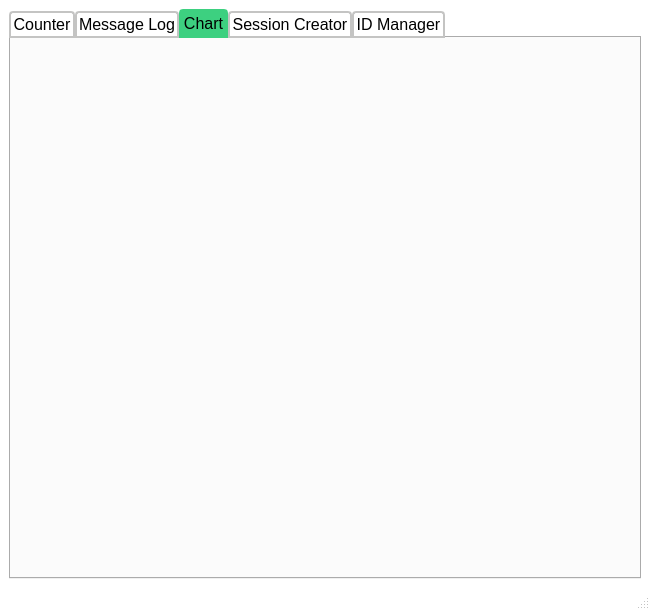
First picture: the form in resource/Design.ui, repository TheRustyPickle/Telecounter, before the edit.
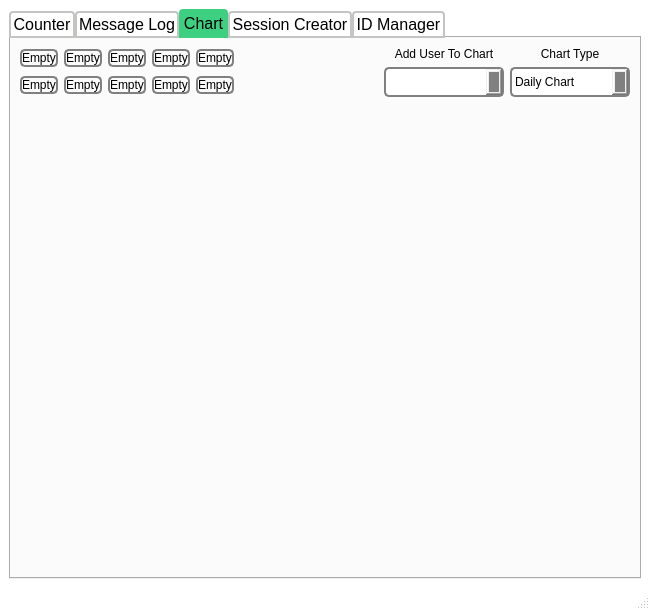
Second picture: the form after the edit. The open tabs and pages were chosen to show the change.

```diff
--- a/resource/Design.ui
+++ b/resource/Design.ui
@@ -41,7 +41,7 @@
 selection-background-color: red;}
 </string>
    </property>
-   <layout class="QHBoxLayout" name="horizontalLayout_2">
+   <layout class="QVBoxLayout" name="verticalLayout_15">
     <item>
      <widget class="QTabWidget" name="tabWidget">
       <property name="maximumSize">
@@ -1299,9 +1299,398 @@
        <attribute name="title">
         <string>Chart</string>
        </attribute>
-       <layout class="QVBoxLayout" name="verticalLayout_11">
+       <layout class="QVBoxLayout" name="verticalLayout_17">
         <item>
-         <layout class="QVBoxLayout" name="verticalLayout_3"/>
+         <layout class="QVBoxLayout" name="verticalLayout_16">
+          <item>
+           <layout class="QHBoxLayout" name="horizontalLayout_23">
+            <item>
+             <layout class="QVBoxLayout" name="verticalLayout_13">
+              <item>
+               <layout class="QHBoxLayout" name="horizontalLayout_10">
+                <item>
+                 <widget class="QPushButton" name="chart_button_1">
+                  <property name="sizePolicy">
+                   <sizepolicy hsizetype="Expanding" vsizetype="Fixed">
+                    <horstretch>0</horstretch>
+                    <verstretch>0</verstretch>
+                   </sizepolicy>
+                  </property>
+                  <property name="font">
+                   <font>
+                    <stylestrategy>PreferDefault</stylestrategy>
+                   </font>
+                  </property>
+                  <property name="styleSheet">
+                   <string notr="true">QPushButton:hover{
+background-color: blue ;
+}
+
+QPushButton:pressed{
+background-color: #3558ff;
+border-style: inset;
+}
+</string>
+                  </property>
+                  <property name="text">
+                   <string>Empty</string>
+                  </property>
+                 </widget>
+                </item>
+                <item>
+                 <widget class="QPushButton" name="chart_button_2">
+                  <property name="sizePolicy">
+                   <sizepolicy hsizetype="Expanding" vsizetype="Fixed">
+                    <horstretch>0</horstretch>
+                    <verstretch>0</verstretch>
+                   </sizepolicy>
+                  </property>
+                  <property name="styleSheet">
+                   <string notr="true">QPushButton:hover{
+background-color: #C70039 ;
+}
+
+QPushButton:pressed{
+background-color: #DE5555;
+border-style: inset;
+}
+</string>
+                  </property>
+                  <property name="text">
+                   <string>Empty</string>
+                  </property>
+                 </widget>
+                </item>
+                <item>
+                 <widget class="QPushButton" name="chart_button_3">
+                  <property name="sizePolicy">
+                   <sizepolicy hsizetype="Expanding" vsizetype="Fixed">
+                    <horstretch>0</horstretch>
+                    <verstretch>0</verstretch>
+                   </sizepolicy>
+                  </property>
+                  <property name="styleSheet">
+                   <string notr="true">QPushButton:hover{
+background-color: #C2DD93 ;
+}
+
+QPushButton:pressed{
+background-color: #DAF7A6;
+border-style: inset;
+}
+</string>
+                  </property>
+                  <property name="text">
+                   <string>Empty</string>
+                  </property>
+                 </widget>
+                </item>
+                <item>
+                 <widget class="QPushButton" name="chart_button_4">
+                  <property name="sizePolicy">
+                   <sizepolicy hsizetype="Expanding" vsizetype="Fixed">
+                    <horstretch>0</horstretch>
+                    <verstretch>0</verstretch>
+                   </sizepolicy>
+                  </property>
+                  <property name="styleSheet">
+                   <string notr="true">QPushButton:hover{
+background-color: #DEC2B3 ;
+}
+
+QPushButton:pressed{
+background-color: #E9D8CF;
+border-style: inset;
+}
+</string>
+                  </property>
+                  <property name="text">
+                   <string>Empty</string>
+                  </property>
+                 </widget>
+                </item>
+                <item>
+                 <widget class="QPushButton" name="chart_button_5">
+                  <property name="sizePolicy">
+                   <sizepolicy hsizetype="Expanding" vsizetype="Fixed">
+                    <horstretch>0</horstretch>
+                    <verstretch>0</verstretch>
+                   </sizepolicy>
+                  </property>
+                  <property name="styleSheet">
+                   <string notr="true">QPushButton:hover{
+background-color: #9A65FF ;
+}
+
+QPushButton:pressed{
+background-color: #C4A5FF;
+border-style: inset;
+}
+</string>
+                  </property>
+                  <property name="text">
+                   <string>Empty</string>
+                  </property>
+                 </widget>
+                </item>
+                <item>
+                 <spacer name="horizontalSpacer_20">
+                  <property name="orientation">
+                   <enum>Qt::Horizontal</enum>
+                  </property>
+                  <property name="sizeHint" stdset="0">
+                   <size>
+                    <width>40</width>
+                    <height>20</height>
+                   </size>
+                  </property>
+                 </spacer>
+                </item>
+               </layout>
+              </item>
+              <item>
+               <layout class="QHBoxLayout" name="horizontalLayout_22">
+                <item>
+                 <widget class="QPushButton" name="chart_button_6">
+                  <property name="sizePolicy">
+                   <sizepolicy hsizetype="Expanding" vsizetype="Fixed">
+                    <horstretch>0</horstretch>
+                    <verstretch>0</verstretch>
+                   </sizepolicy>
+                  </property>
+                  <property name="styleSheet">
+                   <string notr="true"/>
+                  </property>
+                  <property name="text">
+                   <string>Empty</string>
+                  </property>
+                 </widget>
+                </item>
+                <item>
+                 <widget class="QPushButton" name="chart_button_7">
+                  <property name="sizePolicy">
+                   <sizepolicy hsizetype="Expanding" vsizetype="Fixed">
+                    <horstretch>0</horstretch>
+                    <verstretch>0</verstretch>
+                   </sizepolicy>
+                  </property>
+                  <property name="styleSheet">
+                   <string notr="true">QPushButton:hover{
+background-color: #FFC300 ;
+}
+
+QPushButton:pressed{
+background-color: #FFDE74;
+border-style: inset;
+}
+</string>
+                  </property>
+                  <property name="text">
+                   <string>Empty</string>
+                  </property>
+                 </widget>
+                </item>
+                <item>
+                 <widget class="QPushButton" name="chart_button_8">
+                  <property name="sizePolicy">
+                   <sizepolicy hsizetype="Expanding" vsizetype="Fixed">
+                    <horstretch>0</horstretch>
+                    <verstretch>0</verstretch>
+                   </sizepolicy>
+                  </property>
+                  <property name="minimumSize">
+                   <size>
+                    <width>0</width>
+                    <height>1</height>
+                   </size>
+                  </property>
+                  <property name="styleSheet">
+                   <string notr="true">QPushButton:hover{
+background-color: #939DDD ;
+}
+
+QPushButton:pressed{
+background-color: #B3B9DE;
+border-style: inset;
+}
+</string>
+                  </property>
+                  <property name="text">
+                   <string>Empty</string>
+                  </property>
+                 </widget>
+                </item>
+                <item>
+                 <widget class="QPushButton" name="chart_button_9">
+                  <property name="sizePolicy">
+                   <sizepolicy hsizetype="Expanding" vsizetype="Fixed">
+                    <horstretch>0</horstretch>
+                    <verstretch>0</verstretch>
+                   </sizepolicy>
+                  </property>
+                  <property name="styleSheet">
+                   <string notr="true">QPushButton:hover{
+background-color: #3BE4CA ;
+}
+
+QPushButton:pressed{
+background-color: #65FFE7;
+border-style: inset;
+}
+</string>
+                  </property>
+                  <property name="text">
+                   <string>Empty</string>
+                  </property>
+                 </widget>
+                </item>
+                <item>
+                 <widget class="QPushButton" name="chart_button_10">
+                  <property name="sizePolicy">
+                   <sizepolicy hsizetype="Expanding" vsizetype="Fixed">
+                    <horstretch>0</horstretch>
+                    <verstretch>0</verstretch>
+                   </sizepolicy>
+                  </property>
+                  <property name="styleSheet">
+                   <string notr="true">QPushButton:hover{
+background-color: #EEFF0B ;
+}
+
+QPushButton:pressed{
+background-color: #F5FF6A;
+border-style: inset;
+}
+</string>
+                  </property>
+                  <property name="text">
+                   <string>Empty</string>
+                  </property>
+                 </widget>
+                </item>
+                <item>
+                 <spacer name="horizontalSpacer_21">
+                  <property name="orientation">
+                   <enum>Qt::Horizontal</enum>
+                  </property>
+                  <property name="sizeHint" stdset="0">
+                   <size>
+                    <width>40</width>
+                    <height>20</height>
+                   </size>
+                  </property>
+                 </spacer>
+                </item>
+               </layout>
+              </item>
+             </layout>
+            </item>
+            <item>
+             <spacer name="horizontalSpacer_24">
+              <property name="orientation">
+               <enum>Qt::Horizontal</enum>
+              </property>
+              <property name="sizeHint" stdset="0">
+               <size>
+                <width>40</width>
+                <height>20</height>
+               </size>
+              </property>
+             </spacer>
+            </item>
+            <item>
+             <layout class="QVBoxLayout" name="verticalLayout_14">
+              <item>
+               <widget class="QLabel" name="label_9">
+                <property name="text">
+                 <string>Add User To Chart</string>
+                </property>
+                <property name="alignment">
+                 <set>Qt::AlignCenter</set>
+                </property>
+               </widget>
+              </item>
+              <item>
+               <widget class="QComboBox" name="comboBox_2">
+                <property name="sizePolicy">
+                 <sizepolicy hsizetype="Expanding" vsizetype="Fixed">
+                  <horstretch>0</horstretch>
+                  <verstretch>0</verstretch>
+                 </sizepolicy>
+                </property>
+                <property name="minimumSize">
+                 <size>
+                  <width>120</width>
+                  <height>30</height>
+                 </size>
+                </property>
+               </widget>
+              </item>
+             </layout>
+            </item>
+            <item>
+             <layout class="QVBoxLayout" name="verticalLayout_3">
+              <item>
+               <widget class="QLabel" name="label_8">
+                <property name="text">
+                 <string>Chart Type</string>
+                </property>
+                <property name="alignment">
+                 <set>Qt::AlignCenter</set>
+                </property>
+               </widget>
+              </item>
+              <item>
+               <widget class="QComboBox" name="comboBox">
+                <property name="sizePolicy">
+                 <sizepolicy hsizetype="Expanding" vsizetype="Fixed">
+                  <horstretch>0</horstretch>
+                  <verstretch>0</verstretch>
+                 </sizepolicy>
+                </property>
+                <property name="minimumSize">
+                 <size>
+                  <width>120</width>
+                  <height>30</height>
+                 </size>
+                </property>
+                <item>
+                 <property name="text">
+                  <string>Daily Chart</string>
+                 </property>
+                </item>
+                <item>
+                 <property name="text">
+                  <string>Hourly Chart</string>
+                 </property>
+                </item>
+               </widget>
+              </item>
+             </layout>
+            </item>
+           </layout>
+          </item>
+          <item>
+           <layout class="QVBoxLayout" name="verticalLayout_11">
+            <property name="sizeConstraint">
+             <enum>QLayout::SetMaximumSize</enum>
+            </property>
+            <item>
+             <spacer name="verticalSpacer_7">
+              <property name="orientation">
+               <enum>Qt::Vertical</enum>
+              </property>
+              <property name="sizeHint" stdset="0">
+               <size>
+                <width>20</width>
+                <height>40</height>
+               </size>
+              </property>
+             </spacer>
+            </item>
+           </layout>
+          </item>
+         </layout>
         </item>
        </layout>
       </widget>
```
